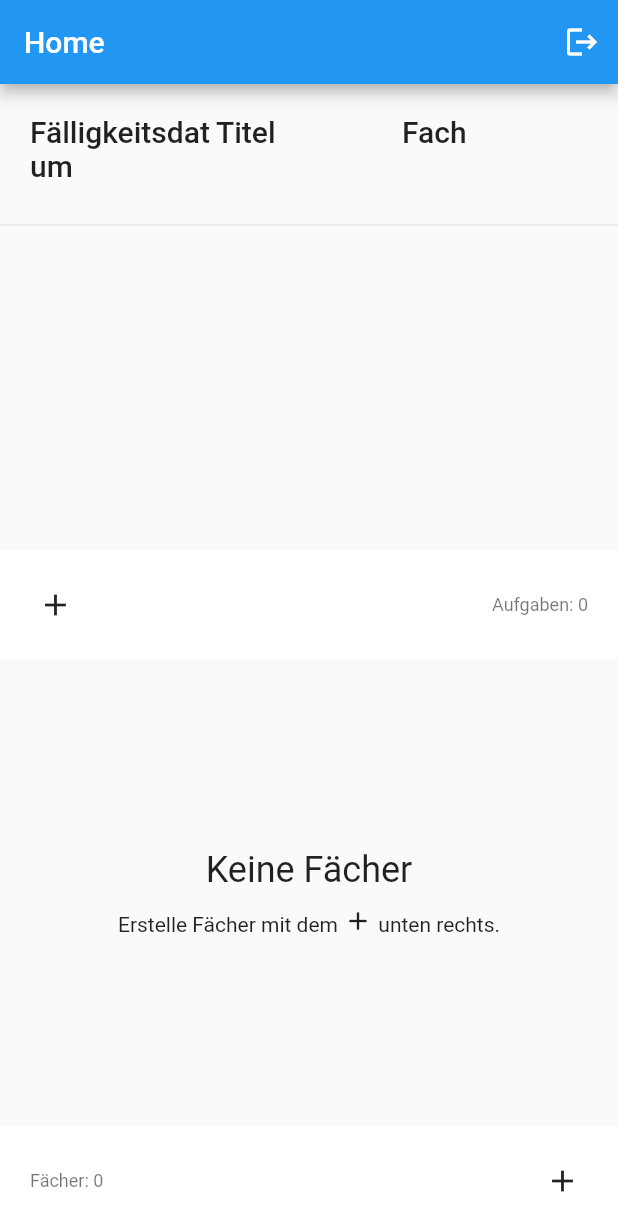
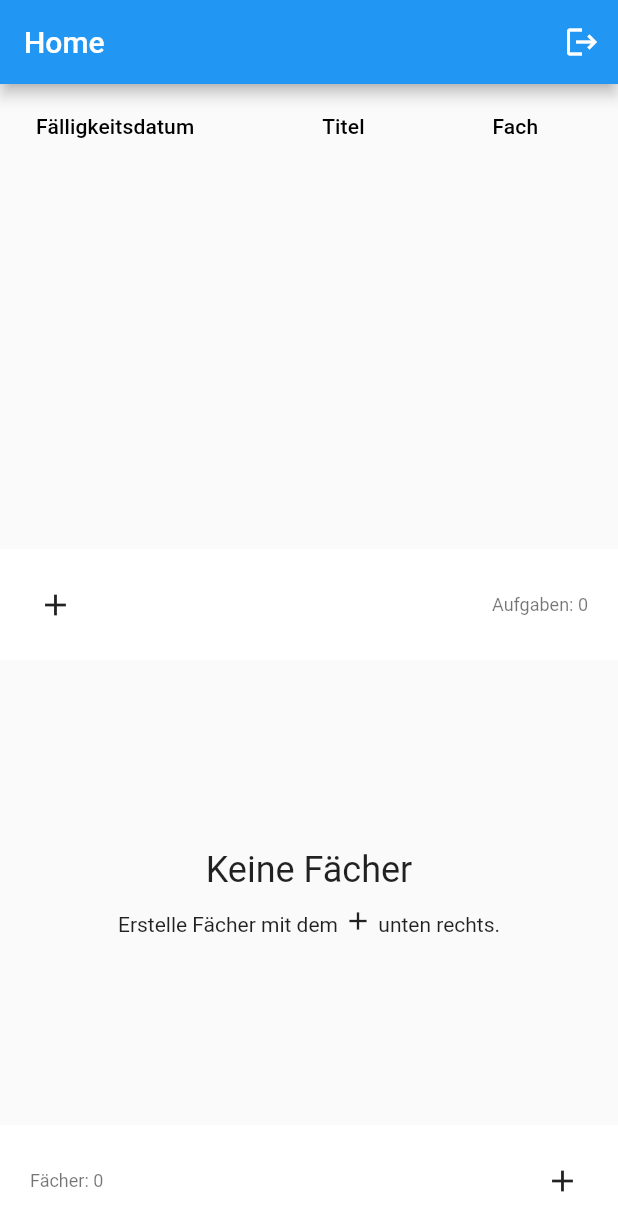
Before and after one commit to david072/school_app, a Flutter app: the HomePage screen opened directly, on a phone screen of 412 x 824 dp. Shown: the top 1231 px of the screen. Run offline on Flutter 3.47's test engine with Material 2 defaults, Android fonts, the phone set to English and light mode, and no system bars; our stand-ins replace cloud_firestore, email_validator, firebase_auth, firebase_core, flutter_colorpicker, get; missing offline and left inert: lit_relative_date_time, perfect_freehand; accounts and stored records are empty.

Commit message:
feat(SoonTasksWidget): Move to DataTable and add deletion
This commit changes the implementation of the SoonTasksWidget to use a
DataTable, which in turn provides much more extensive features (such as
click handlers) than the previously used Table provided.
In this commit, deletion of tasks using a long press on the table row
has also been added.

```diff
--- a/lib/home/soon_tasks_widget.dart
+++ b/lib/home/soon_tasks_widget.dart
@@ -4,6 +4,7 @@ import 'package:flutter/material.dart';
 import 'package:get/get.dart';
 import 'package:school_app/data/database.dart';
 import 'package:school_app/data/tasks/create_task_page.dart';
+import 'package:school_app/util.dart';
 
 import '../data/tasks/task.dart';
 import 'footer.dart';
@@ -21,6 +22,8 @@ class _SoonTasksWidgetState extends State<SoonTasksWidget> {
   List<Task> tasks = [];
   late StreamSubscription subscription;
 
+  late Offset longPressPosition;
+
   @override
   void initState() {
     super.initState();
@@ -36,37 +39,52 @@ class _SoonTasksWidgetState extends State<SoonTasksWidget> {
 
   @override
   Widget build(BuildContext context) {
-    List<TableRow> tableRows = [];
-    for (int i = 0; i < tasks.length; i++) {
-      tableRows.add(_taskRow(context, tasks[i]));
-      if (i != tasks.length - 1) tableRows.add(_spacer());
-    }
-
     return Expanded(
       child: Column(
+        crossAxisAlignment: CrossAxisAlignment.stretch,
         children: [
-          Padding(
-            padding: const EdgeInsets.all(20),
-            child: Table(
-              children: [
-                TableRow(
-                  children: [
-                    Text('Fälligkeitsdatum',
-                        style: Theme.of(context).textTheme.headline6),
-                    Text('Titel', style: Theme.of(context).textTheme.headline6),
-                    Text('Fach', style: Theme.of(context).textTheme.headline6),
+          Expanded(
+            child: SingleChildScrollView(
+              child: GestureDetector(
+                onTapDown: (details) =>
+                    longPressPosition = details.globalPosition,
+                child: DataTable(
+                  showCheckboxColumn: false,
+                  columns: const [
+                    DataColumn(label: Text('Fälligkeitsdatum')),
+                    DataColumn(label: Text('Titel')),
+                    DataColumn(label: Text('Fach')),
                   ],
+                  rows: tasks
+                      .map(
+                        (task) => _taskRow(
+                          context,
+                          task,
+                          () => showPopupMenu(
+                            context: context,
+                            items: [
+                              const PopupMenuItem(
+                                value: 0,
+                                child: Text('Löschen'),
+                              ),
+                            ],
+                            longPressPosition: longPressPosition,
+                            functions: [
+                              () => showConfirmationDialog(
+                                    context: context,
+                                    title: 'Löschen',
+                                    content:
+                                        'Möchtest du die Aufgabe \'${task.title}\' wirklich löschen?',
+                                    cancelText: 'Abbrechen',
+                                    confirmText: 'Löschen',
+                                    onConfirm: () =>
+                                        Database.deleteTask(task.id),
                                   ),
                             ],
                           ),
                         ),
-          const Divider(),
-          Expanded(
-            child: Padding(
-              padding: const EdgeInsets.all(20),
-              child: SingleChildScrollView(
-                child: Table(
-                  children: tableRows,
+                      )
+                      .toList(),
                 ),
               ),
             ),
@@ -83,14 +101,13 @@ class _SoonTasksWidgetState extends State<SoonTasksWidget> {
   }
 }
 
-TableRow _taskRow(BuildContext context, Task task) {
-  return TableRow(
-    children: [
-      Text(task.formatDueDate(), style: Theme.of(context).textTheme.bodyLarge),
-      Text(task.title, style: Theme.of(context).textTheme.bodyLarge),
-      Align(
-        alignment: Alignment.centerLeft,
-        child: RichText(
+DataRow _taskRow(BuildContext context, Task task, void Function() onLongPress) {
+  return DataRow(
+    cells: [
+      DataCell(Text(task.formatDueDate(),
+          style: Theme.of(context).textTheme.bodyLarge)),
+      DataCell(Text(task.title, style: Theme.of(context).textTheme.bodyLarge)),
+      DataCell(RichText(
         text: TextSpan(
           children: [
             WidgetSpan(
@@ -106,19 +123,8 @@ TableRow _taskRow(BuildContext context, Task task) {
             ),
           ],
         ),
-        ),
-      ),
+      )),
     ],
+    onLongPress: onLongPress,
   );
 }
-
-TableRow _spacer() {
-  const double height = 20;
-  return const TableRow(
-    children: [
-      SizedBox(height: height),
-      SizedBox(height: height),
-      SizedBox(height: height),
-    ],
-  );
-}
```
Also changed, not shown: lib/data/tasks/create_task_page.dart (+6 -2 lines). Lines whose indentation alone changed are shown as unchanged.
